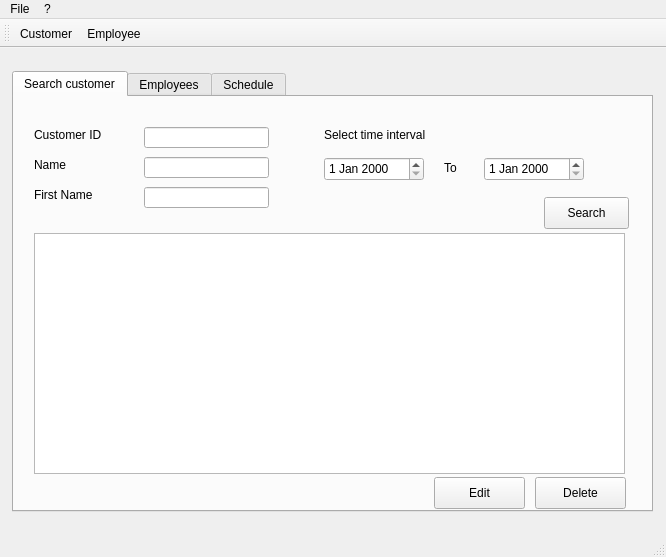
Before: the Qt Designer form mainwindow.ui in GouVsky/Projet_C-, drawn with Qt 5.
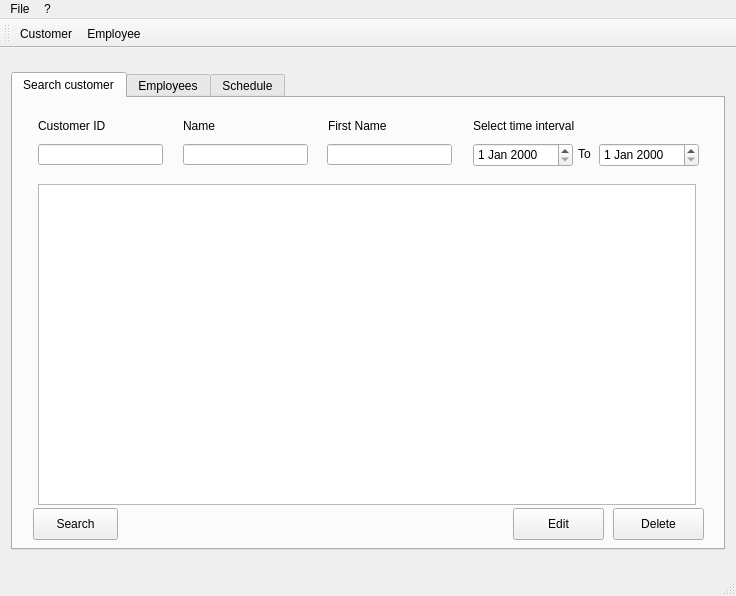
After: the same form once the commit is applied. The open tabs and pages were chosen to show the change. Icons and pictures are not drawn.

```diff
--- a/mainwindow.ui
+++ b/mainwindow.ui
@@ -6,8 +6,8 @@
    <rect>
     <x>0</x>
     <y>0</y>
-    <width>666</width>
-    <height>557</height>
+    <width>736</width>
+    <height>596</height>
    </rect>
   </property>
   <property name="maximumSize">
@@ -26,12 +26,21 @@
    <layout class="QGridLayout" name="gridLayout_3">
     <item row="0" column="0">
      <widget class="QTabWidget" name="tabWidget">
+      <property name="enabled">
+       <bool>true</bool>
+      </property>
       <property name="maximumSize">
        <size>
-        <width>641</width>
-        <height>441</height>
+        <width>736</width>
+        <height>478</height>
        </size>
       </property>
+      <property name="layoutDirection">
+       <enum>Qt::LeftToRight</enum>
+      </property>
+      <property name="tabPosition">
+       <enum>QTabWidget::North</enum>
+      </property>
       <property name="currentIndex">
        <number>0</number>
       </property>
@@ -42,8 +51,8 @@
        <widget class="QLabel" name="customerFirstName">
         <property name="geometry">
          <rect>
-          <x>20</x>
-          <y>90</y>
+          <x>315</x>
+          <y>20</y>
           <width>66</width>
           <height>16</height>
          </rect>
@@ -55,8 +64,8 @@
        <widget class="QLineEdit" name="customerIDSearch">
         <property name="geometry">
          <rect>
-          <x>130</x>
-          <y>30</y>
+          <x>25</x>
+          <y>46</y>
           <width>125</width>
           <height>21</height>
          </rect>
@@ -68,8 +77,8 @@
        <widget class="QPushButton" name="searchCustomerSearchButton">
         <property name="geometry">
          <rect>
-          <x>530</x>
-          <y>100</y>
+          <x>20</x>
+          <y>410</y>
           <width>85</width>
           <height>32</height>
          </rect>
@@ -81,8 +90,8 @@
        <widget class="QLineEdit" name="customerFirstNameSearch">
         <property name="geometry">
          <rect>
-          <x>130</x>
-          <y>90</y>
+          <x>314</x>
+          <y>46</y>
           <width>125</width>
           <height>21</height>
          </rect>
@@ -91,8 +100,8 @@
        <widget class="QLineEdit" name="customerNameSearch">
         <property name="geometry">
          <rect>
-          <x>130</x>
-          <y>60</y>
+          <x>170</x>
+          <y>46</y>
           <width>125</width>
           <height>21</height>
          </rect>
@@ -101,8 +110,8 @@
        <widget class="QDateEdit" name="dateBeginning">
         <property name="geometry">
          <rect>
-          <x>310</x>
-          <y>60</y>
+          <x>460</x>
+          <y>45</y>
           <width>100</width>
           <height>24</height>
          </rect>
@@ -111,8 +120,8 @@
        <widget class="QLabel" name="customerID">
         <property name="geometry">
          <rect>
-          <x>20</x>
-          <y>30</y>
+          <x>25</x>
+          <y>20</y>
           <width>76</width>
           <height>16</height>
          </rect>
@@ -124,8 +133,8 @@
        <widget class="QLabel" name="to">
         <property name="geometry">
          <rect>
-          <x>430</x>
-          <y>60</y>
+          <x>565</x>
+          <y>45</y>
           <width>16</width>
           <height>21</height>
          </rect>
@@ -137,8 +146,8 @@
        <widget class="QPushButton" name="searchCustomerDeleteButton">
         <property name="geometry">
          <rect>
-          <x>521</x>
-          <y>380</y>
+          <x>600</x>
+          <y>410</y>
           <width>91</width>
           <height>32</height>
          </rect>
@@ -150,8 +159,8 @@
        <widget class="QDateEdit" name="dateEnding">
         <property name="geometry">
          <rect>
-          <x>470</x>
-          <y>60</y>
+          <x>586</x>
+          <y>45</y>
           <width>100</width>
           <height>24</height>
          </rect>
@@ -160,8 +169,8 @@
        <widget class="QLabel" name="customerName">
         <property name="geometry">
          <rect>
-          <x>20</x>
-          <y>60</y>
+          <x>170</x>
+          <y>20</y>
           <width>36</width>
           <height>16</height>
          </rect>
@@ -173,10 +182,10 @@
        <widget class="QTableView" name="customerView">
         <property name="geometry">
          <rect>
-          <x>20</x>
-          <y>136</y>
-          <width>591</width>
-          <height>241</height>
+          <x>25</x>
+          <y>86</y>
+          <width>658</width>
+          <height>321</height>
          </rect>
         </property>
         <property name="selectionBehavior">
@@ -195,8 +204,8 @@
        <widget class="QLabel" name="datesInterval">
         <property name="geometry">
          <rect>
-          <x>310</x>
-          <y>30</y>
+          <x>460</x>
+          <y>20</y>
           <width>117</width>
           <height>16</height>
          </rect>
@@ -208,8 +217,8 @@
        <widget class="QPushButton" name="searchCustomerEditButton">
         <property name="geometry">
          <rect>
-          <x>420</x>
-          <y>380</y>
+          <x>500</x>
+          <y>410</y>
           <width>91</width>
           <height>32</height>
          </rect>
@@ -289,7 +298,7 @@
     <rect>
      <x>0</x>
      <y>0</y>
-     <width>666</width>
+     <width>736</width>
      <height>22</height>
     </rect>
    </property>
```
Left out of the diff: 26 changed lines with no effect on the pictures.
